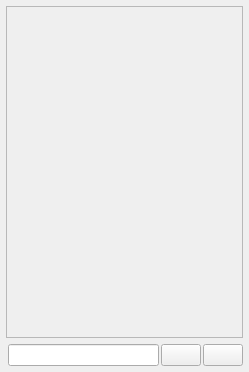
First picture: the form in src/Common/gui/ChatPanel.ui, repository elieserdejesus/JamTaba, before the edit.
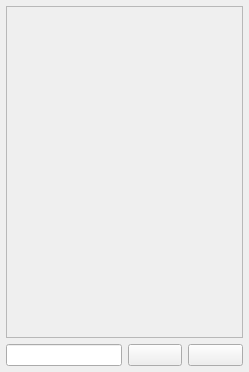
Second picture: the form after the edit.

The edit to the form file:
```diff
--- a/src/Common/gui/ChatPanel.ui
+++ b/src/Common/gui/ChatPanel.ui
@@ -26,16 +26,9 @@
    <property name="bottomMargin">
     <number>6</number>
    </property>
-   <property name="horizontalSpacing">
-    <number>2</number>
+   <property name="spacing">
+    <number>6</number>
    </property>
-   <item row="3" column="1">
-    <widget class="QLineEdit" name="chatText">
-     <property name="accessibleDescription">
-      <string>Type your text to sent on the chat here</string>
-     </property>
-    </widget>
-   </item>
    <item row="1" column="0" colspan="4">
     <widget class="QScrollArea" name="chatScroll">
      <property name="sizePolicy">
@@ -106,6 +99,13 @@
      </property>
     </widget>
    </item>
+   <item row="3" column="0" colspan="2">
+    <widget class="QLineEdit" name="chatText">
+     <property name="accessibleDescription">
+      <string>Type your text to sent on the chat here</string>
+     </property>
+    </widget>
+   </item>
   </layout>
  </widget>
  <resources/>
```
